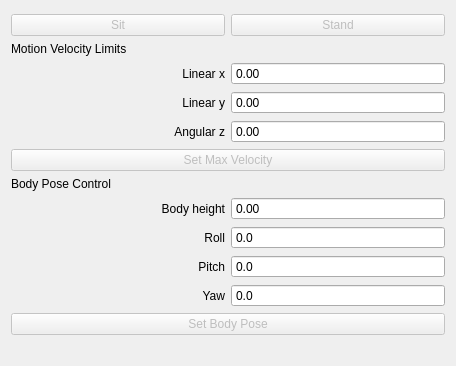
Before: the Qt Designer form spot_viz/resource/spot_control.ui in heuristicus/spot_ros, drawn with Qt 5; both pictures show x 0 to 456 and y 252 to 618 of the 456 by 618 pixel window.
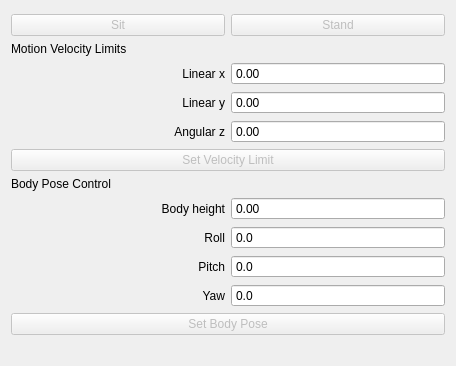
After: the same form once the commit is applied.

Commit message: rename max_velocity to velocity_limit, now also limits velocity when moving backwards

Diff of the .ui file:
```diff
--- a/spot_viz/resource/spot_control.ui
+++ b/spot_viz/resource/spot_control.ui
@@ -192,7 +192,7 @@
             <bool>false</bool>
            </property>
            <property name="text">
-            <string>Set Max Velocity</string>
+            <string>Set Velocity Limit</string>
            </property>
           </widget>
          </item>
```
The commit also changes 2 other files.
